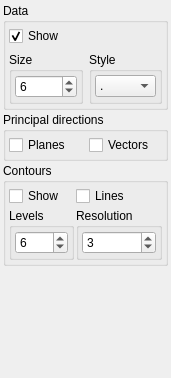
ondrolexa/qgis-websdb-plugin, file websdb/ui/widget_linear.ui: the form before one commit.
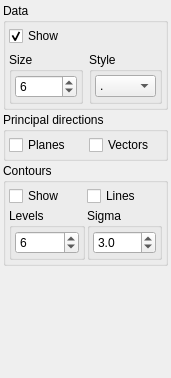
The form after the commit.

```diff
--- a/websdb/ui/widget_linear.ui
+++ b/websdb/ui/widget_linear.ui
@@ -363,7 +363,7 @@
       <item row="1" column="1">
         <widget class="QGroupBox" name="groupBox_5">
          <property name="title">
-          <string>Resolution</string>
+         <string>Sigma</string>
          </property>
          <layout class="QVBoxLayout" name="verticalLayout_5">
           <property name="spacing">
@@ -382,15 +382,21 @@
            <number>3</number>
           </property>
           <item>
-           <widget class="QSpinBox" name="spinResolution">
-            <property name="minimum">
+          <widget class="QDoubleSpinBox" name="spinSigma">
+           <property name="decimals">
              <number>1</number>
             </property>
+           <property name="minimum">
+            <double>0.100000000000000</double>
+           </property>
             <property name="maximum">
-             <number>6</number>
+            <double>10.000000000000000</double>
+           </property>
+           <property name="singleStep">
+            <double>0.100000000000000</double>
             </property>
             <property name="value">
-             <number>3</number>
+            <double>3.000000000000000</double>
             </property>
            </widget>
           </item>
```
Lines whose indentation alone changed are shown as unchanged.
